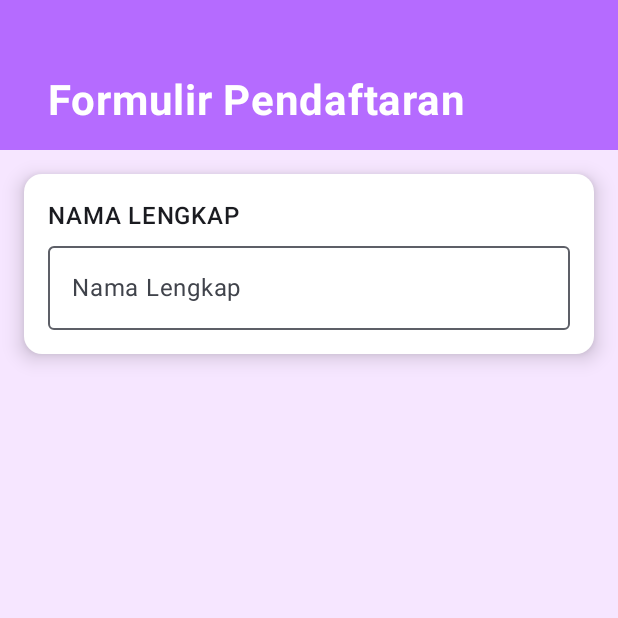
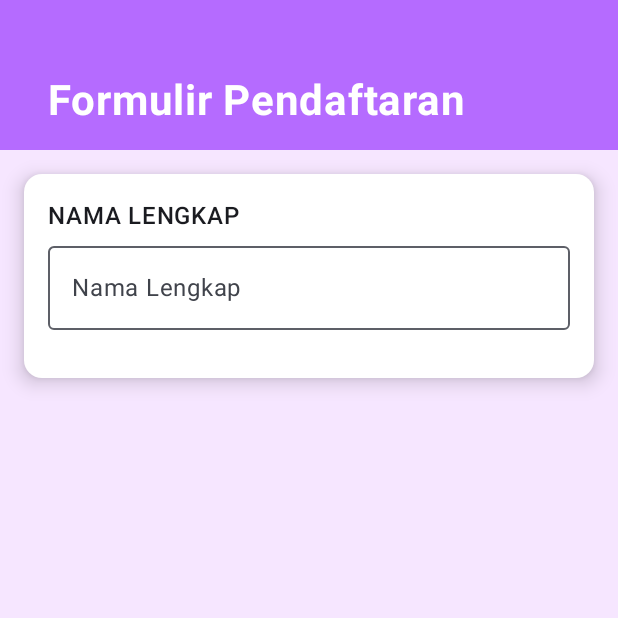
Before and after one commit to salmaarayyan/QuestNavigasTugas_082, an Android app built with Jetpack Compose: the composable FormulirPendaftaran shown on its own in the app's theme, on a phone screen of 412 x 824 dp, the top half of it. Run offline under Robolectric (Android 15) with nearby library versions, the phone set to English and light mode, and no system bars.

Commit message:
Menambahkan spacer untuk jarak antar elemen

```diff
--- a/app/src/main/java/com/example/questnavigastugas_082/view/FormPendaftaran.kt
+++ b/app/src/main/java/com/example/questnavigastugas_082/view/FormPendaftaran.kt
@@ -4,6 +4,7 @@ import androidx.compose.foundation.background
 import androidx.compose.foundation.layout.Arrangement
 import androidx.compose.foundation.layout.Box
 import androidx.compose.foundation.layout.Column
+import androidx.compose.foundation.layout.Spacer
 import androidx.compose.foundation.layout.fillMaxSize
 import androidx.compose.foundation.layout.fillMaxWidth
 import androidx.compose.foundation.layout.height
@@ -72,6 +73,7 @@ fun FormulirPendaftaran(
                     label = { Text("Nama Lengkap") },
                     modifier = Modifier.fillMaxWidth()
                 )
+                Spacer(modifier = Modifier.height(16.dp))
             }
         }
 
```
